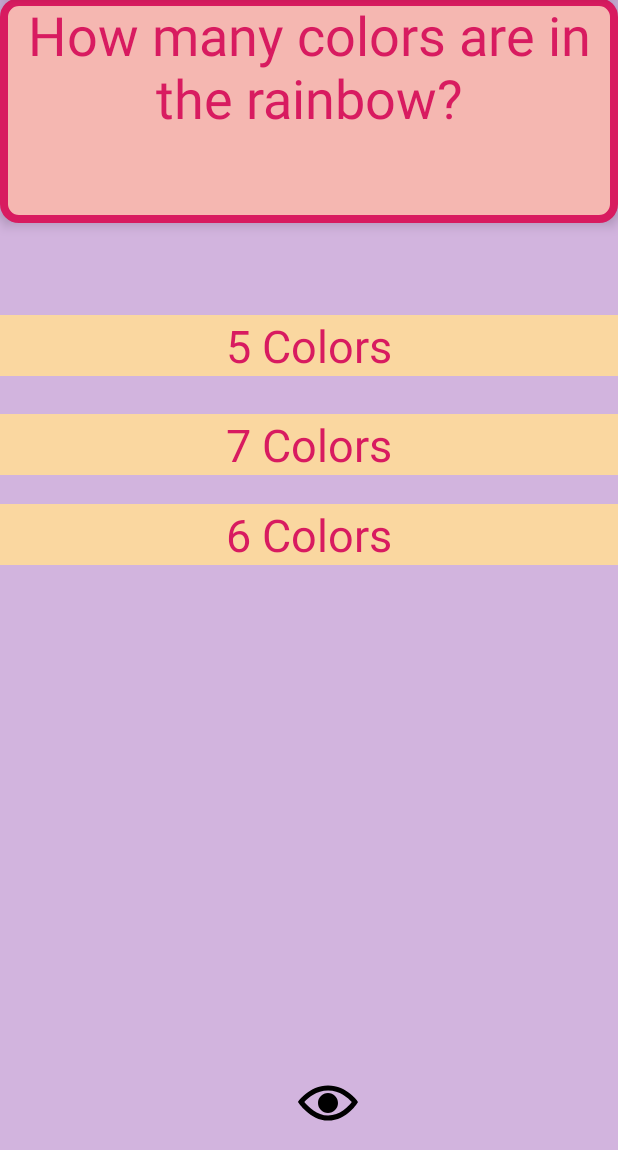
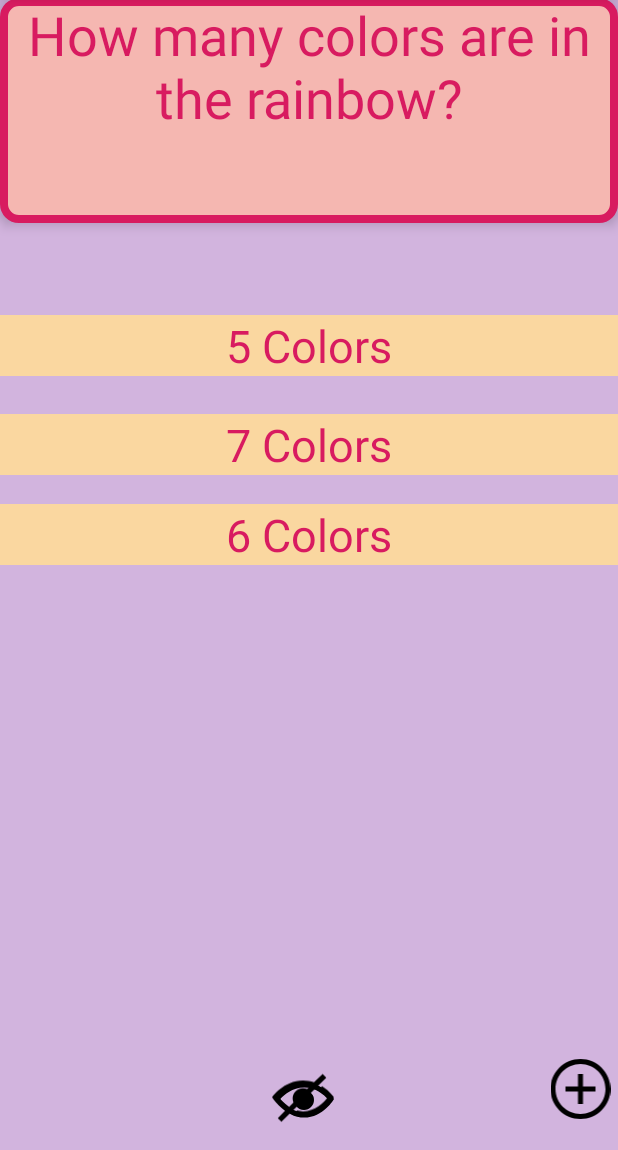
Before and after one commit to VitoriaTai/Flashcard, an Android app: the screen it shows after launch (MainActivity), on a phone screen of 412 x 824 dp, the part 86-1236 px from its top. Run offline under Robolectric (Android 15) with nearby library versions, the phone set to English and light mode, and no system bars.

Commit message:
pass new input for questions and answers to MainActivity

```diff
--- a/app/src/main/AndroidManifest.xml
+++ b/app/src/main/AndroidManifest.xml
@@ -16,6 +16,7 @@
                 <category android:name="android.intent.category.LAUNCHER" />
             </intent-filter>
         </activity>
+        <activity android:name=".AddCardActivity"></activity>
     </application>
 
 </manifest>
--- a/app/src/main/res/layout/activity_main.xml
+++ b/app/src/main/res/layout/activity_main.xml
@@ -77,14 +77,36 @@
         android:textSize="30sp" />
 
     <ImageView
-        android:id="@+id/toggle_choices_visibility"
+        android:id="@+id/visibility"
         android:layout_width="40dp"
         android:layout_height="40dp"
-        android:layout_alignParentEnd="true"
+        android:layout_alignEnd="@+id/invisible"
         android:layout_alignParentBottom="true"
-        android:layout_marginEnd="173dp"
-        android:layout_marginBottom="11dp"
+        android:layout_marginEnd="0dp"
+        android:layout_marginBottom="13dp"
         android:contentDescription="@string/eyeopen"
         android:src="@drawable/eyeopen" />
 
+    <ImageView
+        android:id="@+id/invisible"
+        android:layout_width="41dp"
+        android:layout_height="42dp"
+        android:layout_alignParentStart="true"
+        android:layout_alignParentBottom="true"
+        android:layout_marginStart="181dp"
+        android:layout_marginBottom="13dp"
+        android:contentDescription="@string/eyeclosed"
+        android:src="@drawable/eyeclosed" />
+
+    <ImageView
+        android:id="@+id/myButton"
+        android:layout_width="50dp"
+        android:layout_height="40dp"
+        android:layout_alignTop="@+id/invisible"
+        android:layout_alignParentEnd="true"
+        android:layout_marginTop="-5dp"
+        android:layout_marginEnd="0dp"
+        android:contentDescription="@string/plussign"
+        android:src="@drawable/plussign" />
+
 </RelativeLayout>
--- a/app/src/main/res/values/strings.xml
+++ b/app/src/main/res/values/strings.xml
@@ -7,4 +7,9 @@
     <string name="_5_colors">5 Colors</string>
     <string name="eyeopen">eyeopen</string>
     <string name="eyeclosed">eyeclosed</string>
+    <string name="plussign">plussign</string>
+    <string name="your_question_here">Your Question Here</string>
+    <string name="your_answer_here">Your Answer Here</string>
+
+
 </resources>
```
Also changed, not shown: app/src/main/java/com/example/vitoriatai/flashcard/AddCardActivity.java (added, +41 -0 lines), app/src/main/java/com/example/vitoriatai/flashcard/MainActivity.java (+33 -3 lines), app/src/main/res/drawable/save.xml (added, +9 -0 lines), app/src/main/res/layout/activity_add_card.xml (added, +52 -0 lines).
